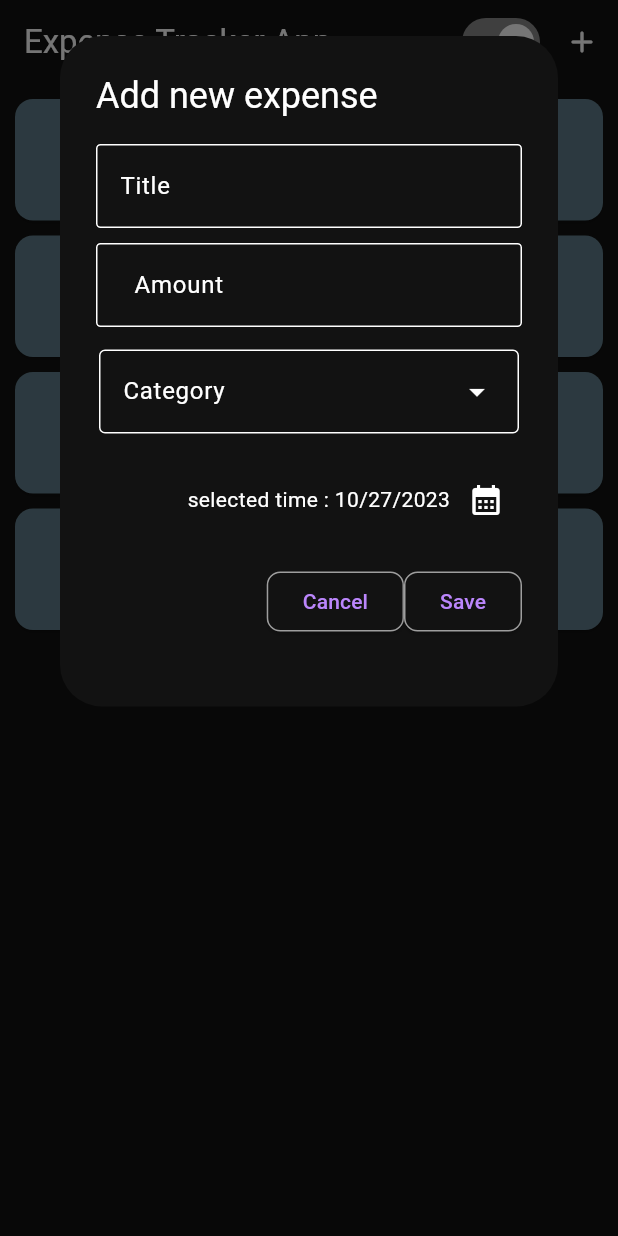
After one commit to basheerkp/expense_tracker, a Flutter app: the screen it shows after launch, after a tap on the "add" icon, on a phone screen of 412 x 824 dp. The commit adds this screen. Run offline on Flutter 3.47's test engine with Material 2 defaults, Android fonts, the phone set to English and light mode, and no system bars.

Commit message:
add new expenses,theming
a bit of styling with option to add new expenses
TODO : Implement a DB for expenses so that they aren't lost on restarting the application

```diff
--- a/lib/main.dart
+++ b/lib/main.dart
@@ -1,11 +1,21 @@
 import 'package:expense_tracker/widgets/expenses.dart';
 import 'package:flutter/material.dart';
 
+ColorScheme theme = const ColorScheme.highContrastDark();
+
 void main() {
-  runApp(const MaterialApp(
+  runApp(MaterialApp(
     debugShowCheckedModeBanner: false,
+    theme: ThemeData(
+        colorScheme: ColorScheme.dark(),
+        useMaterial3: true,
+        cardTheme: const CardTheme().copyWith(
+            color: Colors.blueGrey,
+            margin: const EdgeInsets.only(top: 10, left: 10, right: 10)),
+        textTheme: const TextTheme(bodyMedium: TextStyle(color: Colors.white)),
+        iconTheme: const IconThemeData(color: Colors.white)),
     home: Expenses(),
-    color: Colors.black ,
+    color: Colors.black,
     title: "Expense Tracker",
   ));
 }
--- a/lib/models/expense.dart
+++ b/lib/models/expense.dart
@@ -2,8 +2,8 @@ import 'package:flutter/material.dart';
 import 'package:intl/intl.dart';
 import 'package:uuid/uuid.dart';
 
+final formatter = DateFormat.yMd();
 const uuid = Uuid();
-final formatter = DateFormat.yMd();
 
 enum Categories { leisure, food, travel, work }
 
--- a/lib/widgets/expenses.dart
+++ b/lib/widgets/expenses.dart
@@ -1,10 +1,17 @@
 import 'package:expense_tracker/widgets/expenses_list/expenses_list.dart';
 import 'package:flutter/material.dart';
+import 'package:intl/intl.dart';
 
 import '../models/expense.dart';
-part 'package:expense_tracker/data/savedExpense.dart';
+
+part 'package:expense_tracker/data/savedexpenses.dart';
+
+part 'popupBox.dart';
+
 class Expenses extends StatefulWidget {
-  const Expenses({super.key});
+  Expenses({
+    super.key,
+  });
 
   @override
   State<StatefulWidget> createState() {
@@ -13,16 +20,67 @@ class Expenses extends StatefulWidget {
 }
 
 class _ExpensesState extends State<Expenses> {
+  void _writeInfo(Expense expense) {
+    setState(() {
+      _registeredExpenses.add(expense);
+    });
+  }
 
+  void deleteExpense(Expense value) {
+    final deleted = _registeredExpenses.indexOf(value);
+    setState(() {
+      _registeredExpenses.remove(value);
+    });
+    ScaffoldMessenger.of(context).showSnackBar(SnackBar(
+      duration: const Duration(seconds: 4),
+      content: Row(
+        children: [
+          const Text("Expense Deleted"),
+          IconButton(
+              onPressed: () {
+                setState(() {
+                  _registeredExpenses.insert(deleted, value);
+                });
+              },
+              icon: const Icon(Icons.undo_sharp))
+        ],
+      ),
+    ));
+  }
+
+  bool on = true;
 
   @override
   Widget build(BuildContext context) {
     return Scaffold(
       appBar: AppBar(
         title: const Text("Expense Tracker App"),
+        actions: [
+          Switch.adaptive(
+              activeColor: Colors.white,
+              inactiveThumbColor: Colors.white,
+              value: on,
+              onChanged: (value) {
+                setState(() {
+                  on = value;
+                });
+              }),
+          IconButton(
+              onPressed: () {
+                showDialog(
+                    context: context,
+                    builder: (context) => PopupBox(
+                          writer: _writeInfo,
+                        ));
+              },
+              icon: const Icon(Icons.add_rounded))
+        ],
       ),
       body: Column(
-        children: [Expanded(child: expense_list(_registeredExpenses))],
+        children: [
+          Expanded(
+              child: ExpenseList(_registeredExpenses, deleter: deleteExpense))
+        ],
       ),
     );
   }
--- a/lib/widgets/expenses_list/expense_item.dart
+++ b/lib/widgets/expenses_list/expense_item.dart
@@ -13,7 +13,7 @@ class ExpenseItem extends StatelessWidget {
         padding: const EdgeInsets.symmetric(horizontal: 40, vertical: 16),
         child: Column(
           children: [
-            Text(expense.title),
+            Text(expense.title.toUpperCase()),
             const SizedBox(
               height: 5,
             ),
--- a/lib/widgets/expenses_list/expenses_list.dart
+++ b/lib/widgets/expenses_list/expenses_list.dart
@@ -3,12 +3,14 @@ import 'package:flutter/material.dart';
 
 import '../../models/expense.dart';
 
-class expense_list extends StatelessWidget {
-  expense_list(
+class ExpenseList extends StatelessWidget {
+  const ExpenseList(
     this.expenses, {
+    required this.deleter,
     super.key,
   });
 
+  final Function(Expense value) deleter;
   final List<Expense> expenses;
 
   @override
@@ -16,7 +18,13 @@ class expense_list extends StatelessWidget {
     return ListView.builder(
       itemCount: expenses.length,
       itemBuilder: (ctx, index) {
-        return ExpenseItem(expenses[index]);
+        return Dismissible(
+          key: ValueKey(expenses[index]),
+          onDismissed: (direction) {
+            deleter(expenses[index]);
+          },
+          child: ExpenseItem(expenses[index]),
+        );
       },
     );
   }
--- /dev/null
+++ b/lib/widgets/popupBox.dart
@@ -0,0 +1,197 @@
+part of 'expenses.dart';
+
+final formatter = DateFormat.yMd();
+
+class PopupBox extends StatefulWidget {
+  PopupBox({super.key, required this.writer});
+
+  final Function(Expense newexpense) writer;
+
+  @override
+  State<StatefulWidget> createState() {
+    return _PopupBoxState();
+  }
+}
+
+class _PopupBoxState extends State<PopupBox> {
+  final _title = TextEditingController();
+  final _amount = TextEditingController();
+  late Categories? pickedCategory;
+
+  DateTime? selectedTime;
+
+  void datePicker() async {
+    final now = DateTime.now();
+    if (mounted) {
+      var pickedDate = await showDatePicker(
+          context: context,
+          initialDate: now,
+          firstDate: DateTime(now.year - 1, now.month),
+          lastDate: DateTime.now());
+      setState(() {
+        {
+          selectedTime = pickedDate;
+        }
+      });
+    }
+  }
+
+  var savedExpenseLength = _registeredExpenses.length;
+
+  void infoCheck() {
+    if (_title.text.trim().isEmpty || double.parse(_amount.text) == 0) {
+      showDialog(
+          context: context,
+          builder: (ctx) => AlertDialog(
+                title: const Text("Invalid input"),
+                content:
+                    const Text("please make sure valid details are entered"),
+                actions: [
+                  Container(
+                    height: 40,
+                    width: 40,
+                    decoration: BoxDecoration(
+                        border: Border.all(
+                          color: Colors.blue,
+                        ),
+                        borderRadius:
+                            const BorderRadius.all(Radius.circular(7))),
+                    child: IconButton(
+                        onPressed: () {
+                          Navigator.pop(ctx);
+                        },
+                        icon: const Icon(Icons.close_rounded)),
+                  )
+                ],
+              ));
+      return;
+    }
+    Expense newExpense = Expense(
+        title: _title.text,
+        amount: double.parse(_amount.text),
+        date: selectedTime!,
+        category: pickedCategory!);
+    widget.writer(newExpense);
+    if (savedExpenseLength < _registeredExpenses.length) {
+      Navigator.pop(context);
+      savedExpenseLength++;
+    }
+  }
+
+  @override
+  void dispose() {
+    _amount.dispose();
+    _title.dispose();
+    super.dispose();
+  }
+
+  @override
+  Widget build(BuildContext context) {
+    return ListView.builder(
+        itemCount: 1,
+        itemBuilder: (ctx, index) {
+          return Center(
+            child: AlertDialog(
+              title: const Text("Add new expense"),
+              content: SizedBox(
+                  height: 351,
+                  width: 290,
+                  child: Column(children: [
+                    TextFormField(
+                        onTapOutside: (event) {
+                          FocusManager.instance.primaryFocus?.unfocus();
+                        },
+                        controller: _title,
+                        decoration: InputDecoration(
+                          border: OutlineInputBorder(
+                              borderRadius: BorderRadius.circular(3)),
+                          hintText: 'Title',
+                        )),
+                    const SizedBox(
+                      height: 10,
+                    ),
+                    TextFormField(
+                      onTapOutside: (event) {
+                        FocusManager.instance.primaryFocus?.unfocus();
+                      },
+                      keyboardType:
+                          const TextInputType.numberWithOptions(decimal: true),
+                      controller: _amount,
+                      decoration: InputDecoration(
+                        prefixText: '\$',
+                        hintText: 'Amount',
+                        border: OutlineInputBorder(
+                            borderRadius: BorderRadius.circular(3)),
+                      ),
+                    ),
+                    const SizedBox(
+                      height: 15,
+                    ),
+                    DropdownMenu(
+                        menuStyle: const MenuStyle(
+                          alignment: Alignment.bottomLeft,
+                        ),
+                        hintText: "Category",
+                        initialSelection: "default",
+                        dropdownMenuEntries: Categories.values
+                            .map((category) => DropdownMenuEntry(
+                                value: category,
+                                label: category.name.toUpperCase()))
+                            .toList(),
+                        onSelected: (value) {
+                          pickedCategory = value as Categories?;
+                        },
+                        width: 280),
+                    const SizedBox(
+                      height: 20,
+                    ),
+                    Row(
+                      mainAxisAlignment: MainAxisAlignment.end,
+                      children: [
+                        Text(
+                          "selected time : ${selectedTime == null ? formatter.format(selectedTime = DateTime.now()) : formatter.format(selectedTime!)}",
+                        ),
+                        IconButton(
+                            onPressed: datePicker,
+                            icon: const Icon(Icons.calendar_month_sharp))
+                      ],
+                    ),
+                    const SizedBox(
+                      height: 20,
+                    ),
+                    Row(mainAxisAlignment: MainAxisAlignment.end, children: [
+                      ElevatedButton(
+                          style: ButtonStyle(
+                            shape: MaterialStateProperty.all<
+                                RoundedRectangleBorder>(
+                              RoundedRectangleBorder(
+                                borderRadius: BorderRadius.circular(9.0),
+                                side: const BorderSide(color: Colors.grey),
+                              ),
+                            ),
+                          ),
+                          onPressed: () {
+                            Navigator.pop(context);
+                          },
+                          child: const Text("Cancel")),
+                      ElevatedButton(
+                          style: ButtonStyle(
+                            shape: MaterialStateProperty.all<
+                                RoundedRectangleBorder>(
+                              RoundedRectangleBorder(
+                                borderRadius: BorderRadius.circular(9.0),
+                                side: const BorderSide(color: Colors.grey),
+                              ),
+                            ),
+                          ),
+                          onPressed: () {
+                            infoCheck();
+                          },
+                          child: const Text("Save")),
+                    ])
+                  ])),
+            ),
+          );
+        });
+  }
+}
--- a/pubspec.yaml
+++ b/pubspec.yaml
@@ -38,6 +38,9 @@ dependencies:
   uuid: ^4.1.0
   riverpod: ^2.4.4
   intl: ^0.18.1
+  path_provider: ^2.1.1
+  flutter_secure_storage: ^9.0.0
+  widgets_to_image: ^0.0.2
 
 dev_dependencies:
   flutter_test:
```
Also changed, not shown: lib/data/savedexpenses.dart (renamed from lib/data/savedExpense.dart, +6 -5 lines), pubspec.lock.
